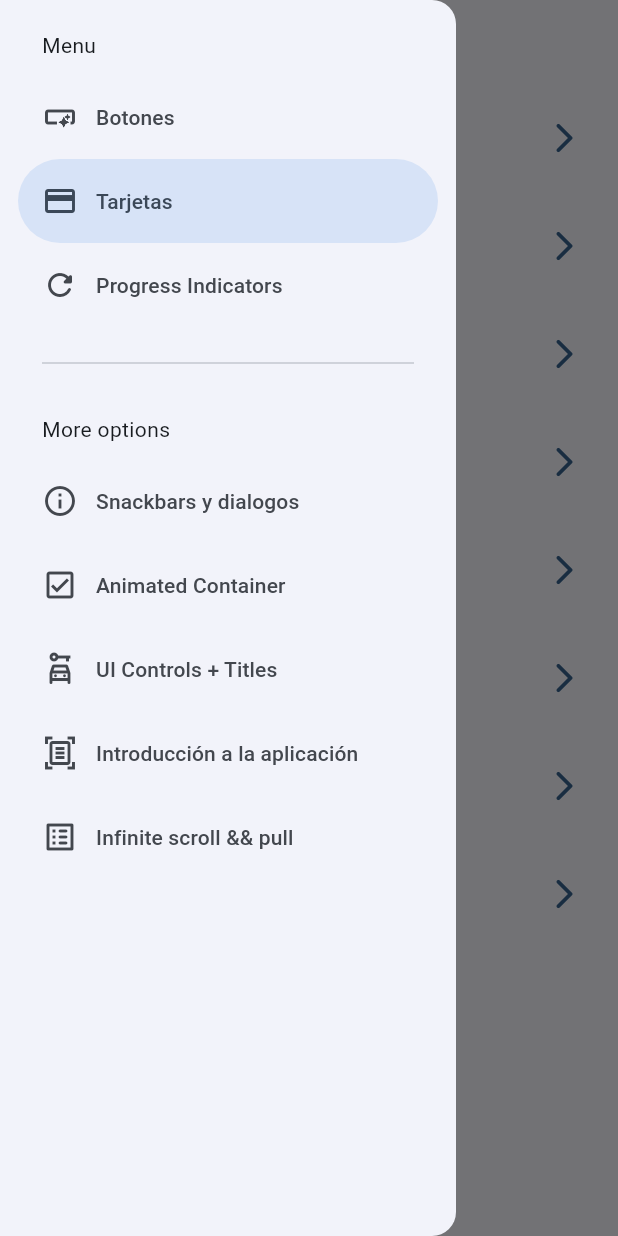
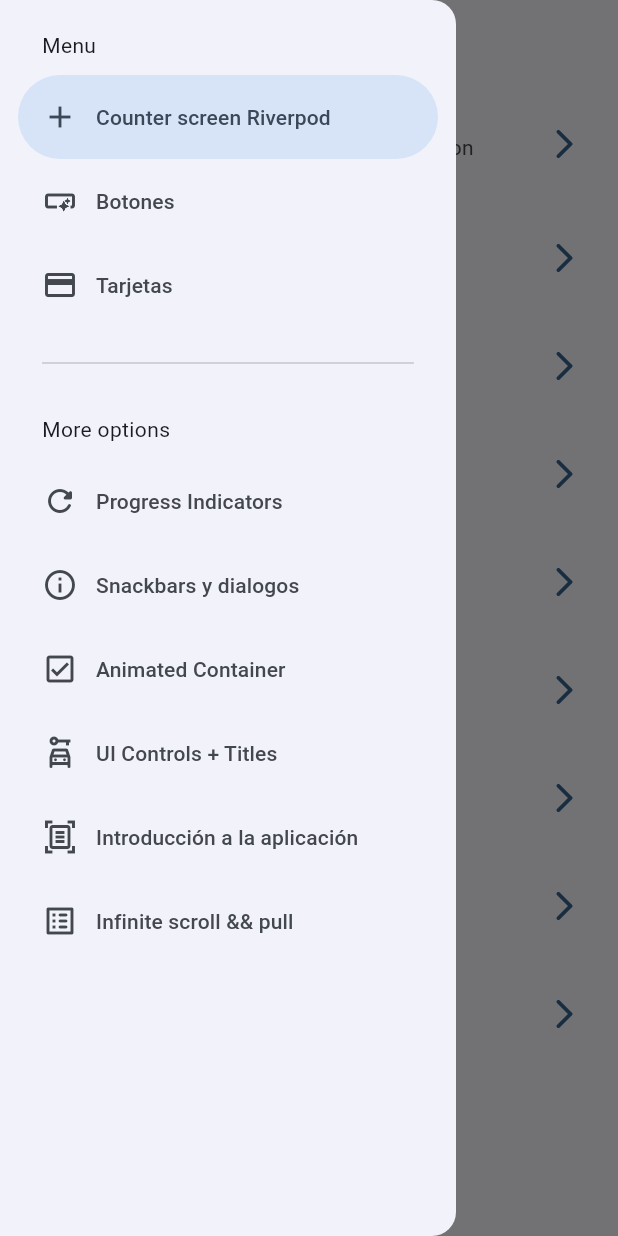
Before and after one commit to luis-bzk/widgets-app, a Flutter app: the screen it shows after launch, with the side drawer open, on a phone screen of 412 x 824 dp. Run offline on Flutter 3.47's test engine with Material 2 defaults, Android fonts, the phone set to English and light mode, and no system bars; our stand-ins replace animate_do, go_router.

Commit message:
screen riverpod

```diff
--- a/lib/config/menu/menu_items.dart
+++ b/lib/config/menu/menu_items.dart
@@ -14,6 +14,11 @@ class MenuItem {
 }
 
 const appMenuItems = <MenuItem>[
+  MenuItem(
+      title: 'Counter screen Riverpod',
+      subTitle: 'Contador base de Flutter construido con Riverpod',
+      link: '/counter-screen',
+      icon: Icons.add),
   MenuItem(
       title: 'Botones',
       subTitle: 'Varios botones en Flutter',
--- a/lib/config/router/app_router.dart
+++ b/lib/config/router/app_router.dart
@@ -50,5 +50,10 @@ final appRouter = GoRouter(
       name: InfiniteScrollScreen.name,
       builder: (context, state) => const InfiniteScrollScreen(),
     ),
+    GoRoute(
+      path: '/counter-screen',
+      name: CounterScreen.name,
+      builder: (context, state) => const CounterScreen(),
+    ),
   ],
 );
--- a/lib/presentation/screens/home/home_screen.dart
+++ b/lib/presentation/screens/home/home_screen.dart
@@ -11,12 +11,17 @@ class HomeScreen extends StatelessWidget {
 
   @override
   Widget build(BuildContext context) {
+    final GlobalKey<ScaffoldState> scaffoldKey = GlobalKey<ScaffoldState>();
+
     return Scaffold(
+      key: scaffoldKey,
       appBar: AppBar(
         title: const Text('Flutter + Material 3'),
       ),
       body: const _HomeView(),
-      drawer: const SideMenu(),
+      drawer: SideMenu(
+        scaffoldKey: scaffoldKey,
+      ),
     );
   }
 }
--- a/lib/presentation/screens/screens.dart
+++ b/lib/presentation/screens/screens.dart
@@ -1,5 +1,3 @@
-
-
 export 'package:widgets_app/presentation/screens/animated/animated_screen.dart';
 export 'package:widgets_app/presentation/screens/app_tutorial/app_tutorial_screen.dart';
 export 'package:widgets_app/presentation/screens/buttons/buttons_screen.dart';
@@ -9,3 +7,4 @@ export 'package:widgets_app/presentation/screens/infinite_scroll/infinite_scroll
 export 'package:widgets_app/presentation/screens/progress/progress_screen.dart';
 export 'package:widgets_app/presentation/screens/snackbar/snackbar_screen.dart';
 export 'package:widgets_app/presentation/screens/ui_controls/ui_controls_screen.dart';
+export 'package:widgets_app/presentation/screens/counter/counter_screen.dart';
--- a/lib/presentation/widgets/side_menu.dart
+++ b/lib/presentation/widgets/side_menu.dart
@@ -1,15 +1,17 @@
 import 'package:flutter/material.dart';
+import 'package:go_router/go_router.dart';
 import 'package:widgets_app/config/menu/menu_items.dart';
 
 class SideMenu extends StatefulWidget {
-  const SideMenu({super.key});
+  final GlobalKey<ScaffoldState> scaffoldKey;
+  const SideMenu({super.key, required this.scaffoldKey});
 
   @override
   State<SideMenu> createState() => _SideMenuState();
 }
 
 class _SideMenuState extends State<SideMenu> {
-  int navDrawerIndex = 1;
+  int navDrawerIndex = 0;
 
   @override
   Widget build(BuildContext context) {
@@ -21,6 +23,11 @@ class _SideMenuState extends State<SideMenu> {
           setState(() {
             navDrawerIndex = value;
           });
+
+          final menuItem = appMenuItems[value];
+
+          context.push(menuItem.link);
+          widget.scaffoldKey.currentState?.closeDrawer();
         },
         children: [
           Padding(
--- a/pubspec.yaml
+++ b/pubspec.yaml
@@ -33,6 +33,7 @@ dependencies:
   flutter:
     sdk: flutter
   go_router: ^10.2.0
+  riverpod: ^2.4.1
 
 dev_dependencies:
   flutter_lints: ^2.0.0
```
Also changed, not shown: lib/presentation/screens/counter/counter_screen.dart (added, +31 -0 lines), pubspec.lock.
